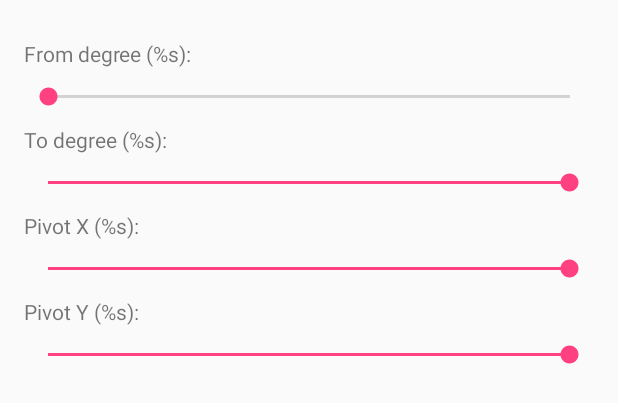
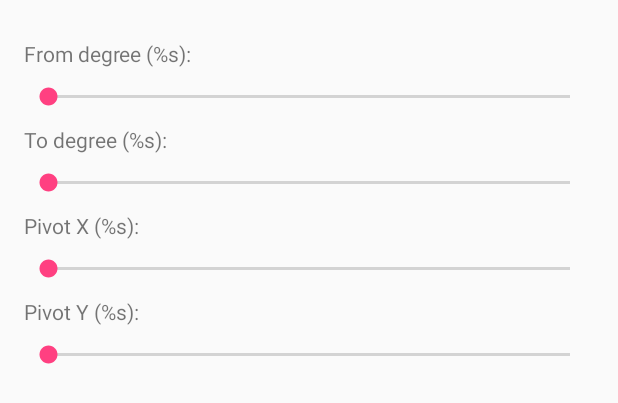
Before and after one commit to AntonioCappiello/android-animations-demo, an Android app: the layout dialog_rotate_animation.xml on its own in the app's theme, with its tools: preview values and no code run, on a phone screen of 412 x 824 dp. Shown: the top 403 px of the screen. Run offline under Robolectric (Android 15) with nearby library versions, the phone set to English and light mode, and no system bars.

Commit message:
fixed rotate animation

```diff
--- a/app/src/main/java/com/antoniocappiello/androidanimations/Config.java
+++ b/app/src/main/java/com/antoniocappiello/androidanimations/Config.java
@@ -5,6 +5,7 @@ public class Config {
     public static final int MAX_ALPHA = 10;
     public static final int DEFAULT_PIVOT_X = 0;
     public static final int DEFAULT_PIVOT_Y = 0;
+    public static final int MAX_DEGREE = 360;
 
     private Config(){}
 
@@ -12,7 +13,6 @@ public class Config {
     public static final float DEFAULT_TO_ALPHA = 1;
     public static final int DEFAULT_DURATION = 1000;
     public static final int FROM_DEGREE = 0;
-    public static final int TO_DEGREE = 360;
     public static final float FROM_X = 0;
     public static final float TO_X = 1;
     public static final float FROM_Y = 0;
--- a/app/src/main/java/com/antoniocappiello/androidanimations/view/SingleViewAnimationsActivity.java
+++ b/app/src/main/java/com/antoniocappiello/androidanimations/view/SingleViewAnimationsActivity.java
@@ -201,7 +201,7 @@ public class SingleViewAnimationsActivity extends AppCompatActivity
         mToAlpha = Config.DEFAULT_TO_ALPHA;
 
         mFromDegree = Config.FROM_DEGREE;
-        mToDegree = Config.TO_DEGREE;
+        mToDegree = Config.MAX_DEGREE;
         mPivotX = Config.DEFAULT_PIVOT_X;
         mPivotY = Config.DEFAULT_PIVOT_Y;
     }
--- a/app/src/main/res/layout/dialog_rotate_animation.xml
+++ b/app/src/main/res/layout/dialog_rotate_animation.xml
@@ -19,7 +19,6 @@
         android:id="@+id/sb_from_degree"
         android:layout_width="match_parent"
         android:layout_height="wrap_content"
-        android:max="10"
         android:progress="0"
         android:layout_marginTop="@dimen/row_margin"/>
 
@@ -33,8 +32,6 @@
         android:id="@+id/sb_to_degree"
         android:layout_width="match_parent"
         android:layout_height="wrap_content"
-        android:max="10"
-        android:progress="10"
         android:layout_marginTop="@dimen/row_margin"/>
 
     <TextView
@@ -47,8 +44,6 @@
         android:id="@+id/sb_pivot_x"
         android:layout_width="match_parent"
         android:layout_height="wrap_content"
-        android:max="10"
-        android:progress="10"
         android:layout_marginTop="@dimen/row_margin"/>
 
     <TextView
@@ -61,7 +56,5 @@
         android:id="@+id/sb_pivot_y"
         android:layout_width="match_parent"
         android:layout_height="wrap_content"
-        android:max="10"
-        android:progress="10"
         android:layout_marginTop="@dimen/row_margin"/>
 </LinearLayout>
```
Also changed, not shown: app/src/main/java/com/antoniocappiello/androidanimations/controller/DialogBuilderHelper.java (+10 -5 lines).
